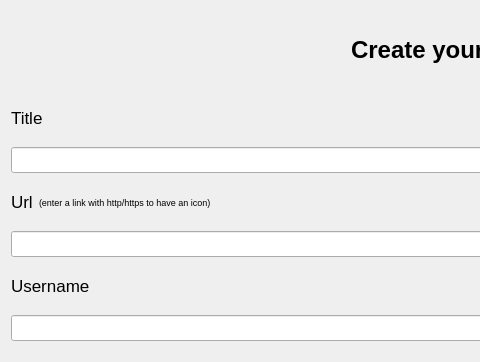
Old version of the form dialogs/notecreatedialog.ui in the repository commmrade/PasswordManager; both pictures show x 0 to 480 and y 0 to 362 of the 892 by 554 pixel window.
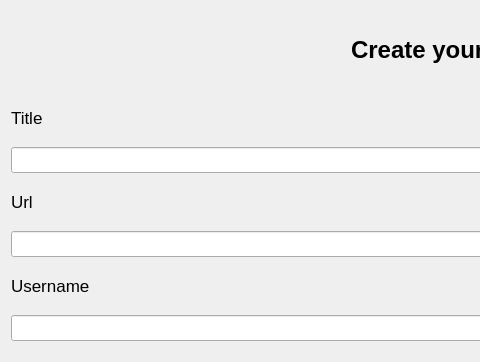
New version of the form.

What changed in the file:
```diff
--- a/dialogs/notecreatedialog.ui
+++ b/dialogs/notecreatedialog.ui
@@ -132,7 +132,7 @@
           </font>
          </property>
          <property name="text">
-          <string>(enter a link with http/https to have an icon)</string>
+          <string/>
          </property>
         </widget>
        </item>
```
